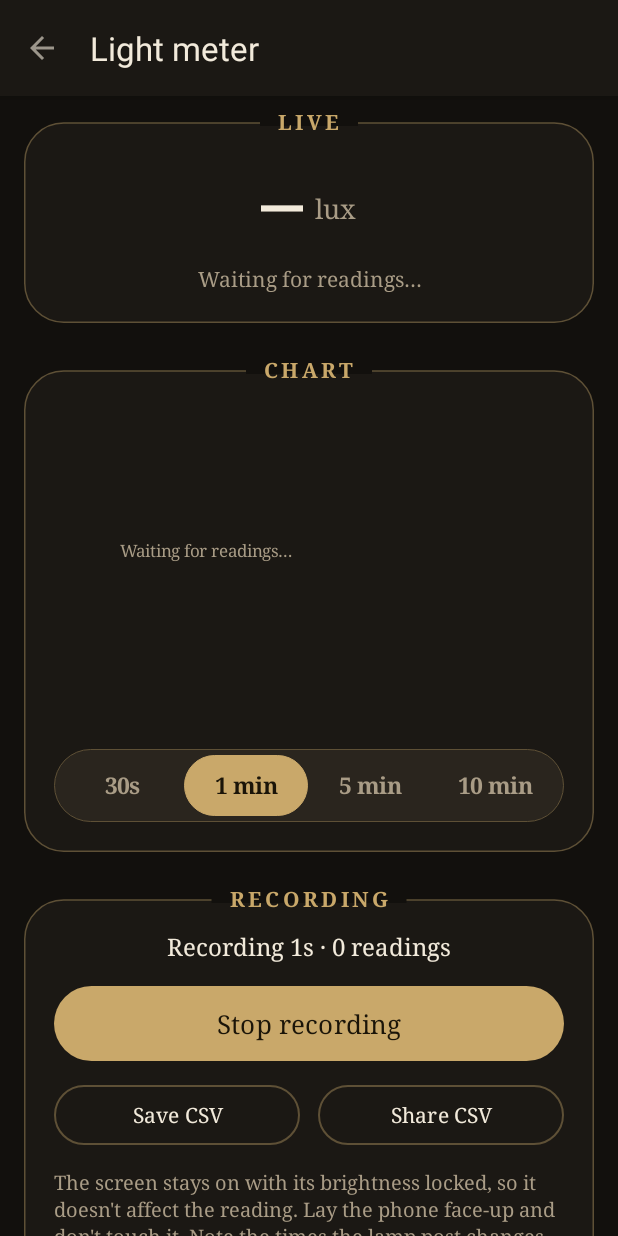
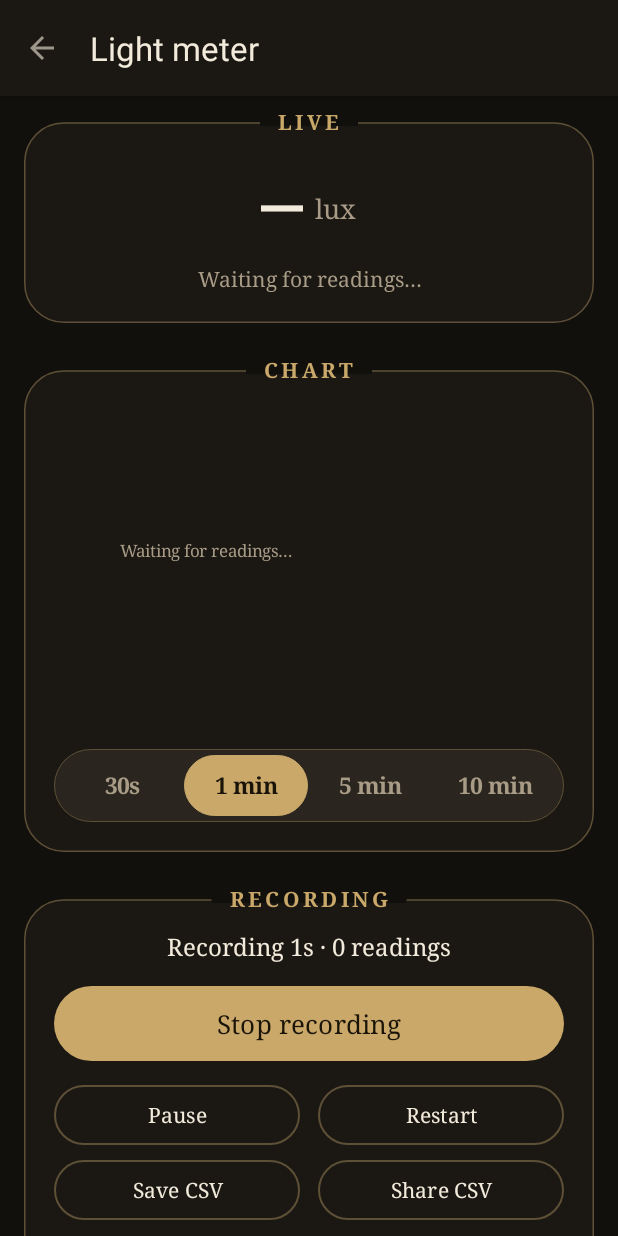
Before and after one commit to btpe831/Kahraba, an Android app: the LightMeterActivity screen opened directly, with no data from a screen before it, after a tap on "Start recording", on a phone screen of 412 x 824 dp. Run offline under Robolectric (Android 15) with nearby library versions, the phone set to English and light mode, and no system bars.

Commit message:
Light meter: Pause/Resume and Restart (1.3)
Pause holds the readout, chart and recording still until Resume; Restart
clears the chart and, while recording, starts the recording again from
zero.

Co-Authored-By: Claude Opus 5.5 <noreply@anthropic.com>
Claude-Session: https://claude.ai/code/session_01PtKZYC5E2QmJcQQHCUJn71

```diff
--- a/app/src/main/java/com/kahraba/power/LightMeterActivity.kt
+++ b/app/src/main/java/com/kahraba/power/LightMeterActivity.kt
@@ -48,6 +48,9 @@ class LightMeterActivity : ThemedActivity(), SensorEventListener {
     private val recT = ArrayList<Long>()
     private val recV = ArrayList<Double>()
     private var recording = false
+    /** Paused: the readout, chart and recording all hold still until resumed. */
+    private var paused = false
+    private lateinit var pauseButton: MaterialButton
     private var recStartMs = 0L
     private var recEndMs = 0L
 
@@ -89,6 +92,9 @@ class LightMeterActivity : ThemedActivity(), SensorEventListener {
             if (recT.isEmpty()) toast("Record something first") else createCsv.launch(fileName())
         }
         findViewById<MaterialButton>(R.id.shareButton).setOnClickListener { share() }
+        pauseButton = findViewById(R.id.pauseButton)
+        pauseButton.setOnClickListener { setPaused(!paused) }
+        findViewById<MaterialButton>(R.id.restartButton).setOnClickListener { restart() }
         renderRecording()
         ui.post(sampler)
     }
@@ -122,6 +128,7 @@ class LightMeterActivity : ThemedActivity(), SensorEventListener {
     }
 
     private fun add(t: Long, v: Double) {
+        if (paused) return
         if (liveN == liveT.size) {
             // Drop the oldest half once full (keeps ~10+ minutes at 10 readings a second).
             val half = liveN / 2
@@ -142,7 +149,7 @@ class LightMeterActivity : ThemedActivity(), SensorEventListener {
 
     private fun render() {
         val now = System.currentTimeMillis()
-        if (now - lastRender < 250) return
+        if (paused || now - lastRender < 250) return
         lastRender = now
         chart.setData(liveT, liveV, liveN)
         val v = latest
@@ -167,7 +174,27 @@ class LightMeterActivity : ThemedActivity(), SensorEventListener {
 
     // ---- Recording ----
 
+    private fun setPaused(p: Boolean) {
+        paused = p
+        pauseButton.text = if (p) "Resume" else "Pause"
+        if (p) luxStats.text = "Paused. Tap Resume to carry on" + if (recording) " recording." else "."
+        renderRecording()
+    }
+
+    /** Clears the chart and, if recording, starts the recording again from zero. */
+    private fun restart() {
+        liveN = 0
+        recT.clear(); recV.clear()
+        recStartMs = System.currentTimeMillis()
+        recEndMs = recStartMs
+        chart.setData(liveT, liveV, 0)
+        setPaused(false)
+        lastRender = 0
+        render()
+    }
+
     private fun startRecording() {
+        setPaused(false)
         recT.clear(); recV.clear()
         recStartMs = System.currentTimeMillis()
         recording = true
@@ -184,6 +211,7 @@ class LightMeterActivity : ThemedActivity(), SensorEventListener {
 
     private fun renderRecording() {
         recStatus.text = when {
+            recording && paused -> "Paused · ${recT.size} readings so far"
             recording -> "Recording ${PowerDetector.formatDuration(System.currentTimeMillis() - recStartMs)} · ${recT.size} readings"
             recT.isNotEmpty() -> "Recorded ${PowerDetector.formatDuration(recEndMs - recStartMs)} " +
                 "(${recT.size} readings). Save or share it."
--- a/app/src/main/res/layout/activity_light_meter.xml
+++ b/app/src/main/res/layout/activity_light_meter.xml
@@ -125,6 +125,31 @@
                     android:orientation="horizontal">
 
                     <com.google.android.material.button.MaterialButton
+                        android:id="@+id/pauseButton"
+                        style="@style/OutlinePill"
+                        android:layout_width="0dp"
+                        android:layout_height="wrap_content"
+                        android:layout_marginEnd="6dp"
+                        android:layout_weight="1"
+                        android:text="Pause" />
+
+                    <com.google.android.material.button.MaterialButton
+                        android:id="@+id/restartButton"
+                        style="@style/OutlinePill"
+                        android:layout_width="0dp"
+                        android:layout_height="wrap_content"
+                        android:layout_marginStart="6dp"
+                        android:layout_weight="1"
+                        android:text="Restart" />
+                </LinearLayout>
+
+                <LinearLayout
+                    android:layout_width="match_parent"
+                    android:layout_height="wrap_content"
+                    android:layout_marginTop="2dp"
+                    android:orientation="horizontal">
+
+                    <com.google.android.material.button.MaterialButton
                         android:id="@+id/saveButton"
                         style="@style/OutlinePill"
                         android:layout_width="0dp"
--- a/gradle.properties
+++ b/gradle.properties
@@ -4,4 +4,4 @@ android.nonTransitiveRClass=true
 kotlin.code.style=official
 
 # The app version shown to people: bump to 1.2, 1.3... for each new release.
-appVersion=1.2
+appVersion=1.3
```
